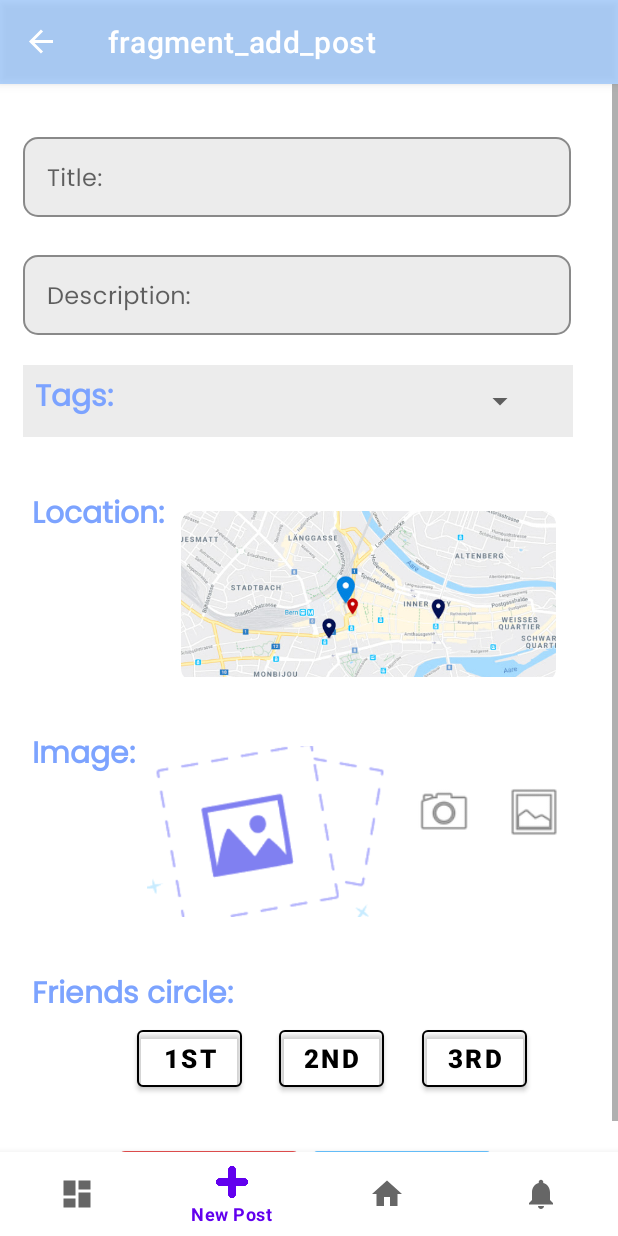
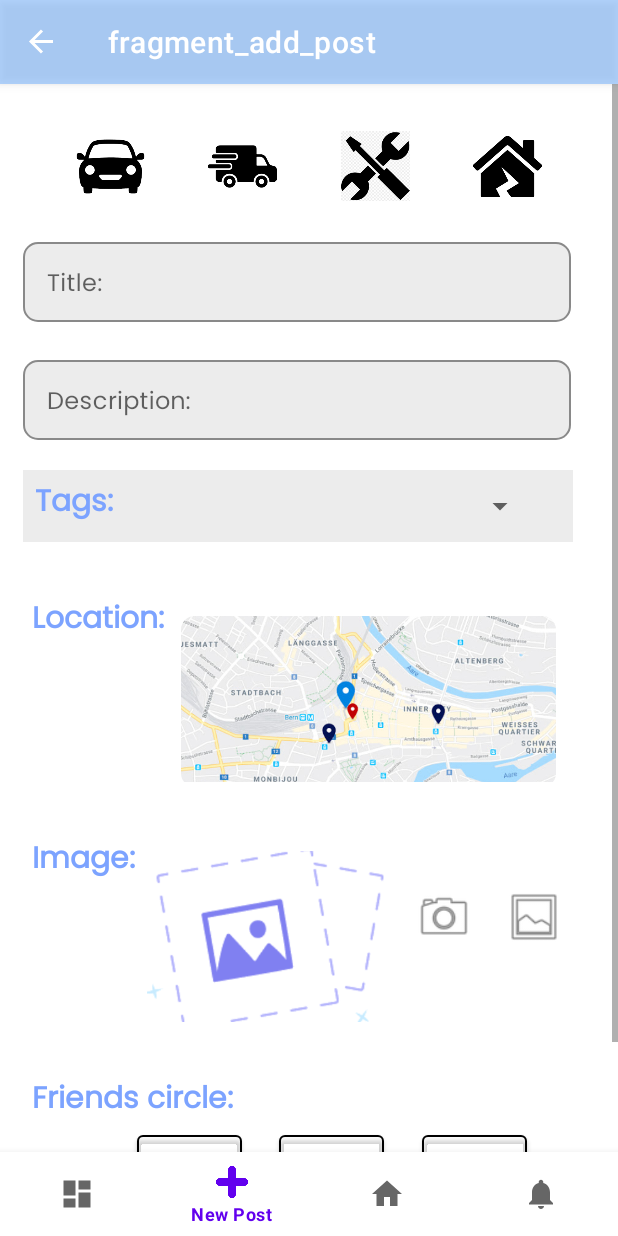
Before and after one commit to ShenhavDaf/Trusties, an Android app: the AddPostFragment screen opened through its navigation route, on a phone screen of 412 x 824 dp. Run offline under Robolectric (Android 15) with nearby library versions, the phone set to English and light mode, and no system bars; our stand-ins replace navigation-ui.

Commit message:
[FIX] Add categories layout at addPost.xml;

```diff
--- a/ClientSide/app/src/main/java/com/example/trusties/MainActivity.java
+++ b/ClientSide/app/src/main/java/com/example/trusties/MainActivity.java
@@ -18,6 +18,7 @@ import com.example.trusties.databinding.ActivityMainBinding;
 public class MainActivity extends AppCompatActivity {
 
     private ActivityMainBinding binding;
+    AppBarConfiguration appBarConfiguration;
 
     @Override
     protected void onCreate(Bundle savedInstanceState) {
@@ -30,7 +31,7 @@ public class MainActivity extends AppCompatActivity {
 
         BottomNavigationView navView = findViewById(R.id.nav_view);
 
-        AppBarConfiguration appBarConfiguration = new AppBarConfiguration.Builder(
+        appBarConfiguration = new AppBarConfiguration.Builder(
                 R.id.navigation_home, R.id.navigation_dashboard, R.id.navigation_notifications)
                 .build();
         NavController navController = Navigation.findNavController(this, R.id.nav_host_fragment_activity_main);
@@ -38,4 +39,9 @@ public class MainActivity extends AppCompatActivity {
         NavigationUI.setupWithNavController(binding.navView, navController);
     }
 
+    @Override
+    public boolean onSupportNavigateUp() {
+        NavController navController = Navigation.findNavController(this, R.id.nav_host_fragment_activity_main);
+        return NavigationUI.navigateUp(navController, appBarConfiguration) || super.onSupportNavigateUp();
+    }
 }
--- a/ClientSide/app/src/main/java/com/example/trusties/posts/AddPostFragment.java
+++ b/ClientSide/app/src/main/java/com/example/trusties/posts/AddPostFragment.java
@@ -21,7 +21,7 @@ public class AddPostFragment extends Fragment {
     EditText postTitle, description;
     Spinner tags;
     ImageView image;
-    ImageButton cameraBtn, galleryBtn;
+    ImageButton cameraBtn, galleryBtn, carBtn, deliveryBtn, toolsBtn, houseBtn;
     Button firstCircleBtn, secondCircleBtn, thirdCircleBtn, postBtn, sosBtn;
     ProgressBar progressBar;
     //TODO: location
@@ -56,6 +56,13 @@ public class AddPostFragment extends Fragment {
         thirdCircleBtn.setOnClickListener(v -> FindThirdCircle());
         postBtn.setOnClickListener(v -> PostQuestion());
         sosBtn.setOnClickListener(v -> PostSOS());
+
+        /*--------------------------categories---------------------------*/
+        carBtn = view.findViewById(R.id.newpost_car_btn);
+        deliveryBtn = view.findViewById(R.id.newpost_delivery_btn);
+        toolsBtn = view.findViewById(R.id.newpost_tools_btn);
+        houseBtn = view.findViewById(R.id.newpost_house_damage_btn);
+
 
         return view;
     }
--- a/ClientSide/app/src/main/res/layout/fragment_add_post.xml
+++ b/ClientSide/app/src/main/res/layout/fragment_add_post.xml
@@ -13,13 +13,99 @@
         app:layout_constraintHorizontal_bias="0.5"
         app:layout_constraintStart_toStartOf="parent">
 
+        <androidx.constraintlayout.widget.ConstraintLayout
+            android:id="@+id/newpost_category_layout"
+            android:layout_width="match_parent"
+            android:layout_height="wrap_content"
+            android:layout_marginTop="30dp"
+            app:layout_constraintEnd_toEndOf="parent"
+            app:layout_constraintStart_toStartOf="parent"
+            app:layout_constraintTop_toTopOf="parent">
+
+            <ImageButton
+                android:id="@+id/newpost_car_btn"
+                android:layout_width="70dp"
+                android:layout_height="50dp"
+                android:layout_marginStart="32dp"
+                android:layout_marginEnd="12dp"
+                android:backgroundTint="#0CFFFFFF"
+                android:scaleType="centerCrop"
+                android:src="@drawable/car_icon"
+                android:textColor="#000000"
+                android:textSize="17sp"
+                android:textStyle="bold"
+                app:layout_constraintBottom_toBottomOf="parent"
+                app:layout_constraintEnd_toStartOf="@+id/newpost_delivery_btn"
+                app:layout_constraintHorizontal_bias="0.5"
+                app:layout_constraintStart_toStartOf="parent"
+                app:layout_constraintTop_toTopOf="parent"
+                app:strokeWidth="1dp" />
+
+            <ImageButton
+                android:id="@+id/newpost_delivery_btn"
+                android:layout_width="70dp"
+                android:layout_height="50dp"
+                android:layout_marginEnd="12dp"
+                android:backgroundTint="#0CFFFFFF"
+                android:scaleType="centerCrop"
+                android:src="@drawable/delivery_icon"
+                android:textColor="#000000"
+                android:textSize="17sp"
+                android:textStyle="bold"
+                app:layout_constraintBottom_toBottomOf="parent"
+                app:layout_constraintEnd_toStartOf="@+id/newpost_tools_btn"
+                app:layout_constraintHorizontal_bias="0.5"
+                app:layout_constraintStart_toEndOf="@+id/newpost_car_btn"
+                app:layout_constraintTop_toTopOf="parent"
+                app:layout_constraintVertical_bias="0.0"
+                app:strokeWidth="1dp" />
+
+            <ImageButton
+                android:id="@+id/newpost_tools_btn"
+                android:layout_width="70dp"
+                android:layout_height="50dp"
+                android:layout_marginEnd="12dp"
+                android:backgroundTint="#0CFFFFFF"
+                android:scaleType="centerCrop"
+                android:src="@drawable/tools_icon"
+                android:textColor="#000000"
+                android:textSize="17sp"
+                android:textStyle="bold"
+                app:layout_constraintBottom_toBottomOf="parent"
+                app:layout_constraintEnd_toStartOf="@+id/newpost_house_damage_btn"
+                app:layout_constraintHorizontal_bias="0.5"
+                app:layout_constraintStart_toEndOf="@+id/newpost_delivery_btn"
+                app:layout_constraintTop_toTopOf="parent"
+                app:strokeWidth="1dp" />
+
+            <ImageButton
+                android:id="@+id/newpost_house_damage_btn"
+                android:layout_width="70dp"
+                android:layout_height="50dp"
+                android:layout_marginEnd="32dp"
+                android:backgroundTint="#0CFFFFFF"
+                android:scaleType="centerCrop"
+                android:src="@drawable/house_damage_icon"
+                android:textColor="#000000"
+                android:textSize="17sp"
+                android:textStyle="bold"
+                app:layout_constraintBottom_toBottomOf="parent"
+                app:layout_constraintEnd_toEndOf="parent"
+                app:layout_constraintHorizontal_bias="0.5"
+                app:layout_constraintStart_toEndOf="@+id/newpost_tools_btn"
+                app:layout_constraintTop_toTopOf="parent"
+                app:strokeWidth="1dp" />
+
+
+        </androidx.constraintlayout.widget.ConstraintLayout>
+
         <com.google.android.material.textfield.TextInputLayout
             android:id="@+id/newpost_title_layout"
             style="@style/myInputTextDisabled"
             android:layout_width="match_parent"
             android:layout_height="wrap_content"
             android:layout_marginStart="15dp"
-            android:layout_marginTop="30dp"
+            android:layout_marginTop="20dp"
             android:layout_marginEnd="15dp"
             android:textSize="24sp"
             app:boxCornerRadiusBottomEnd="10dp"
@@ -30,8 +116,9 @@
             app:hintTextColor="@color/hintColor"
             app:layout_constraintEnd_toEndOf="parent"
             app:layout_constraintHorizontal_bias="0.5"
+            app:layout_constraintStart_toEndOf="@+id/newpost_category_layout"
             app:layout_constraintStart_toStartOf="parent"
-            app:layout_constraintTop_toTopOf="parent">
+            app:layout_constraintTop_toBottomOf="@+id/newpost_category_layout">
 
             <com.google.android.material.textfield.TextInputEditText
                 android:id="@+id/newpost_title_et"
```
Also changed, not shown: ClientSide/app/src/main/res/drawable-v24/car_icon.png (added), ClientSide/app/src/main/res/drawable-v24/delivery_icon.png (added), ClientSide/app/src/main/res/drawable-v24/house_damage_icon.png (added), ClientSide/app/src/main/res/drawable-v24/tools_icon.png (added).
